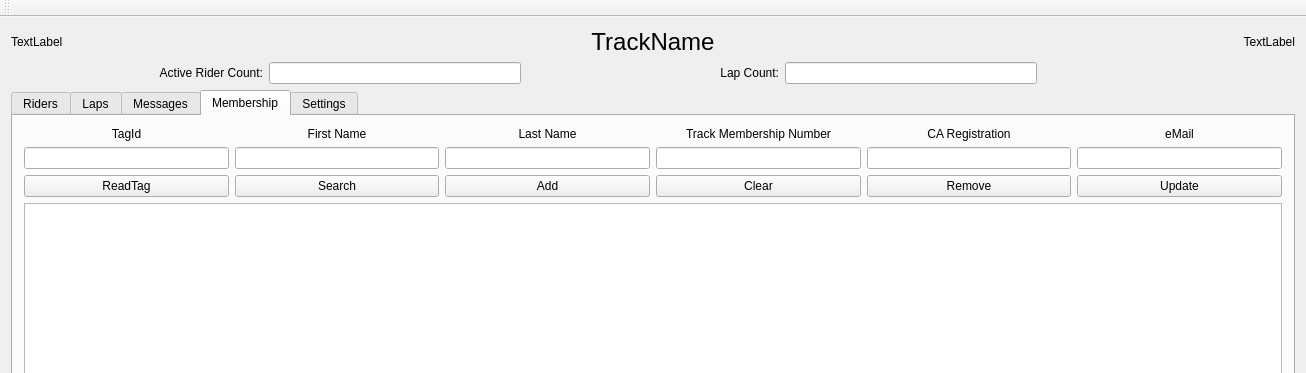
Above: src/mainwindow.ui from mbuckaway/laps before the change; both pictures show x 0 to 1306 and y 0 to 373 of the 1306 by 792 pixel window. Below: the same form after it.
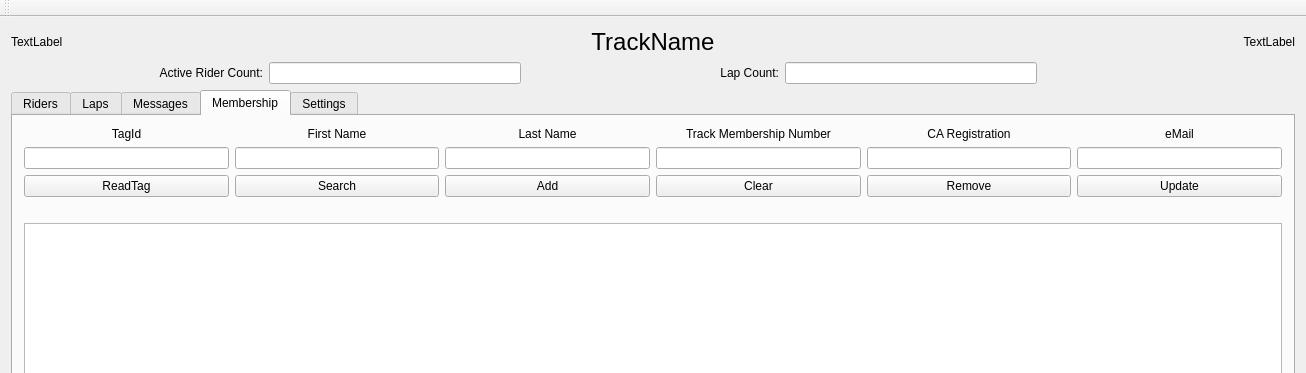
That is the form after the change. The open tabs and pages were chosen to show the change.

What changed in the file:
```diff
--- a/src/mainwindow.ui
+++ b/src/mainwindow.ui
@@ -369,12 +369,25 @@
           </item>
          </layout>
         </item>
-        <item row="2" column="0" colspan="6">
+        <item row="2" column="3">
+         <spacer name="verticalSpacer">
+          <property name="orientation">
+           <enum>Qt::Vertical</enum>
+          </property>
+          <property name="sizeHint" stdset="0">
+           <size>
+            <width>20</width>
+            <height>20</height>
+           </size>
+          </property>
+         </spacer>
+        </item>
+        <item row="3" column="0" colspan="6">
          <widget class="QTableView" name="namesTableView">
           <property name="sizePolicy">
            <sizepolicy hsizetype="Expanding" vsizetype="Expanding">
             <horstretch>10</horstretch>
-            <verstretch>0</verstretch>
+            <verstretch>100</verstretch>
            </sizepolicy>
           </property>
          </widget>
```
Left out of the diff: 16 changed lines with no effect on the pictures.
